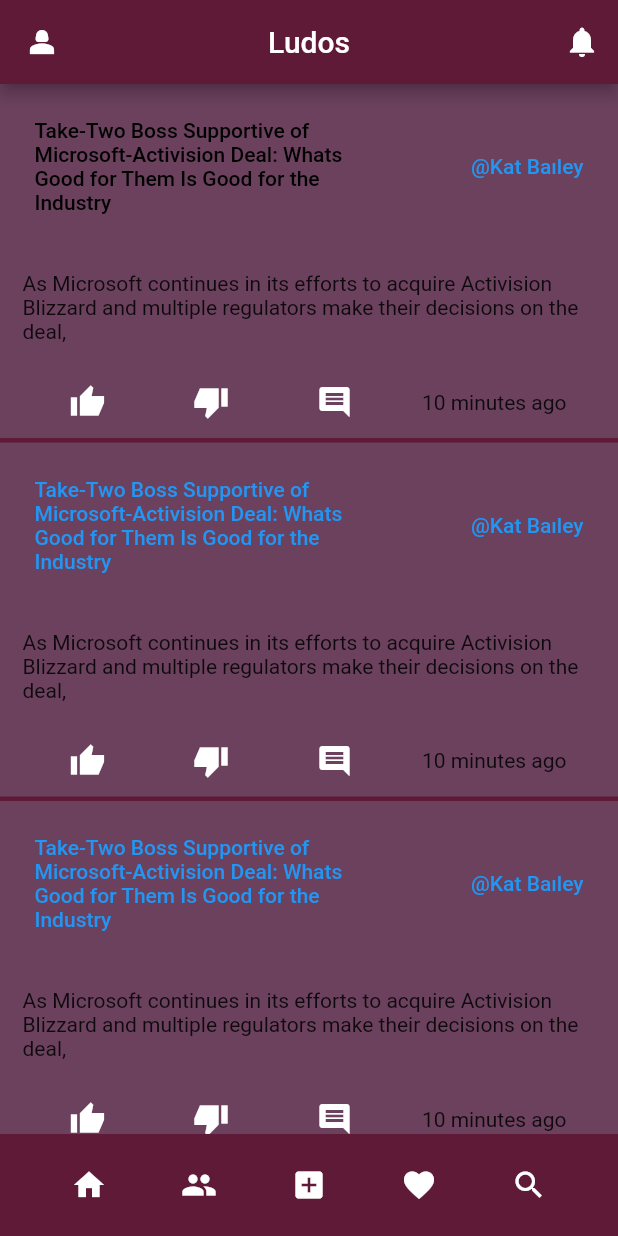
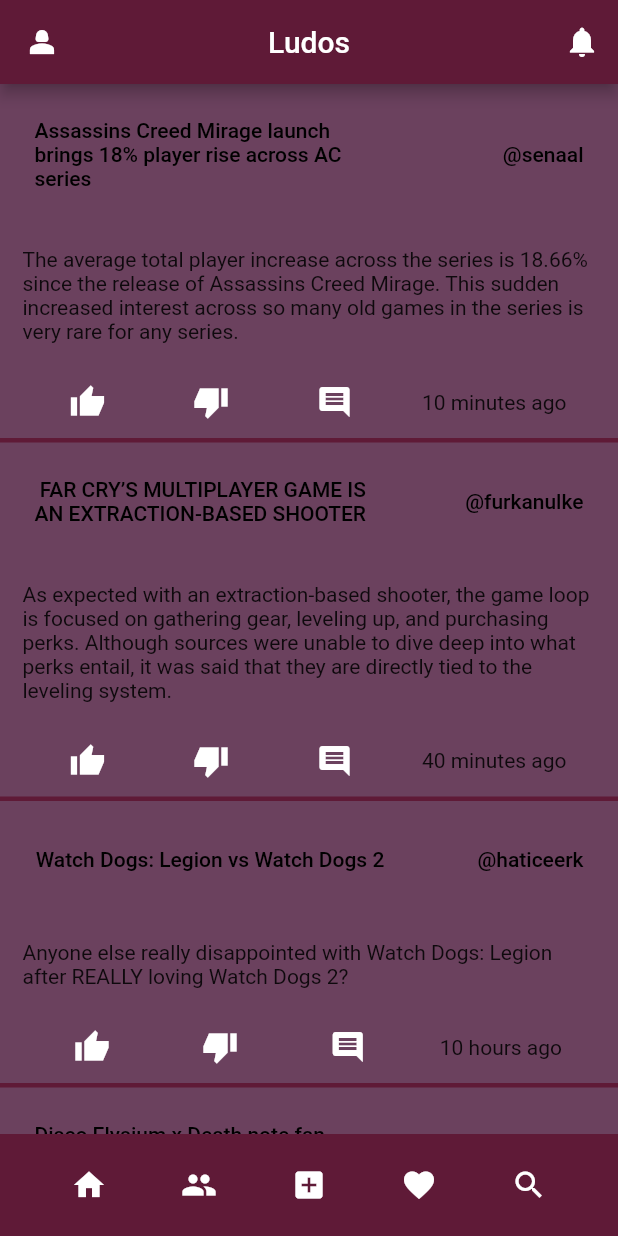
Before and after one commit to bounswe/bounswe2023group7, a Flutter app: the screen it shows after launch, on a phone screen of 412 x 824 dp. Run offline on Flutter 3.47's test engine with Material 2 defaults, Android fonts, the light colour scheme and no system bars; our stand-ins replace font_awesome_flutter.

Commit message:
adding some real posts and some styling

```diff
--- a/ludos/mobile/lib/main.dart
+++ b/ludos/mobile/lib/main.dart
@@ -49,7 +49,7 @@
                           style: TextButton.styleFrom(foregroundColor: Colors.black),
                           onPressed: () {},
                           child: const Text(
-                            'Take-Two Boss Supportive of Microsoft-Activision Deal: Whats Good for Them Is Good for the Industry',
+                            'Assassins Creed Mirage launch brings 18% player rise across AC series',
                             softWrap: true,
                           ),
                         ),
@@ -58,8 +58,9 @@
                       SizedBox(width: 5.0),
                       Container(
                         child: TextButton(
+                          style: TextButton.styleFrom(foregroundColor: Colors.black),
                           onPressed: () {},
-                          child: Text('@Kat Baıley'),
+                          child: Text('@senaal'),
                         ),
                       ),
                     ],
@@ -68,7 +69,7 @@
                 Container(
                   padding: const EdgeInsets.all(15.0),
                   child: const Text(
-                    'As Microsoft continues in its efforts to acquire Activision Blizzard and multiple regulators make their decisions on the deal,',
+                    'The average total player increase across the series is 18.66% since the release of Assassins Creed Mirage. This sudden increased interest across so many old games in the series is very rare for any series.',
                     softWrap: true,
                   ),
                 ),
@@ -114,9 +115,10 @@
                       Container(
                         width: 250.0,
                         child: TextButton(
+                          style: TextButton.styleFrom(foregroundColor: Colors.black),
                           onPressed: () {},
-                          child: Text(
-                            'Take-Two Boss Supportive of Microsoft-Activision Deal: Whats Good for Them Is Good for the Industry',
+                          child: const Text(
+                            ' FAR CRY’S MULTIPLAYER GAME IS AN EXTRACTION-BASED SHOOTER',
                             softWrap: true,
                           ),
                         ),
@@ -125,8 +127,9 @@
                       SizedBox(width: 5.0),
                       Container(
                         child: TextButton(
+                          style: TextButton.styleFrom(foregroundColor: Colors.black),
                           onPressed: () {},
-                          child: Text('@Kat Baıley'),
+                          child: Text('@furkanulke'),
                         ),
                       ),
                     ],
@@ -135,7 +138,7 @@
                 Container(
                   padding: const EdgeInsets.all(15.0),
                   child: const Text(
-                    'As Microsoft continues in its efforts to acquire Activision Blizzard and multiple regulators make their decisions on the deal,',
+                    'As expected with an extraction-based shooter, the game loop is focused on gathering gear, leveling up, and purchasing perks. Although sources were unable to dive deep into what perks entail, it was said that they are directly tied to the leveling system. ',
                     softWrap: true,
                   ),
                 ),
@@ -155,7 +158,7 @@
                           color: Colors.white,
                           onPressed: () {},
                           icon: const Icon(Icons.comment)),
-                      Text('10 minutes ago'),
+                      Text('40 minutes ago'),
                     ],
                   ),
                 ),
@@ -181,9 +184,10 @@
                       Container(
                         width: 250.0,
                         child: TextButton(
+                          style: TextButton.styleFrom(foregroundColor: Colors.black),
                           onPressed: () {},
-                          child: Text(
-                            'Take-Two Boss Supportive of Microsoft-Activision Deal: Whats Good for Them Is Good for the Industry',
+                          child: const Text(
+                            'Watch Dogs: Legion vs Watch Dogs 2',
                             softWrap: true,
                           ),
                         ),
@@ -192,8 +196,9 @@
                       SizedBox(width: 5.0),
                       Container(
                         child: TextButton(
+                          style: TextButton.styleFrom(foregroundColor: Colors.black),
                           onPressed: () {},
-                          child: Text('@Kat Baıley'),
+                          child: Text('@haticeerk'),
                         ),
                       ),
                     ],
@@ -202,7 +207,7 @@
                 Container(
                   padding: const EdgeInsets.all(15.0),
                   child: const Text(
-                    'As Microsoft continues in its efforts to acquire Activision Blizzard and multiple regulators make their decisions on the deal,',
+                    'Anyone else really disappointed with Watch Dogs: Legion after REALLY loving Watch Dogs 2?',
                     softWrap: true,
                   ),
                 ),
@@ -222,7 +227,7 @@
                           color: Colors.white,
                           onPressed: () {},
                           icon: const Icon(Icons.comment)),
-                      Text('10 minutes ago'),
+                      Text('10 hours ago'),
                     ],
                   ),
                 ),
@@ -234,8 +239,76 @@
                   color: Color(0xFF5f1a37),
                 ),
               ],
+            ),
+            Column(
 
+              crossAxisAlignment: CrossAxisAlignment.start,
+              children: <Widget>[
+                Container(
+                  padding: const EdgeInsets.all(15.0),
+                  child: Row(
+                    mainAxisAlignment: MainAxisAlignment.spaceBetween,
+                    children: [
+                      Container(
+                        width: 250.0,
+                        child: TextButton(
+                          style: TextButton.styleFrom(foregroundColor: Colors.black),
+                          onPressed: () {},
+                          child: const Text(
+                            'Disco Elysium x Death note fan-fiction recommendations?',
+                            softWrap: true,
+                          ),
+                        ),
+
+                      ),
+                      SizedBox(width: 5.0),
+                      Container(
+                        child: TextButton(
+                          style: TextButton.styleFrom(foregroundColor: Colors.black),
+                          onPressed: () {},
+                          child: Text('@kardelen'),
+                        ),
+                      ),
+                    ],
+                  ),
+                ),
+                Container(
+                  padding: const EdgeInsets.all(15.0),
+                  child: const Text(
+                    'Does anyone have any recommendations for Disco Elysium x Death note fan-fiction. I have seen the concept thrown around here a lot but I would absoluely love to read a story about it. Comment if you know any. Thanks!',
+                    softWrap: true,
+                  ),
+                ),
+                Container(
+                  child: Row(
+                    mainAxisAlignment: MainAxisAlignment.spaceEvenly,
+                    children: [
+                      IconButton(
+                          color: Colors.white,
+                          onPressed: () {},
+                          icon: const Icon(Icons.thumb_up_sharp)),
+                      IconButton(
+                          color: Colors.white,
+                          onPressed: () {},
+                          icon: const Icon(Icons.thumb_down_sharp)),
+                      IconButton(
+                          color: Colors.white,
+                          onPressed: () {},
+                          icon: const Icon(Icons.comment)),
+                      Text('10 days ago'),
+                    ],
+                  ),
+                ),
+
+                //SizedBox(height: 5.0),
+                const Divider(
+                  height: 3.0,
+                  thickness: 3.0,
+                  color: Color(0xFF5f1a37),
+                ),
+              ],
             ),
+
           ],
         ),
         bottomNavigationBar: Container(
```
